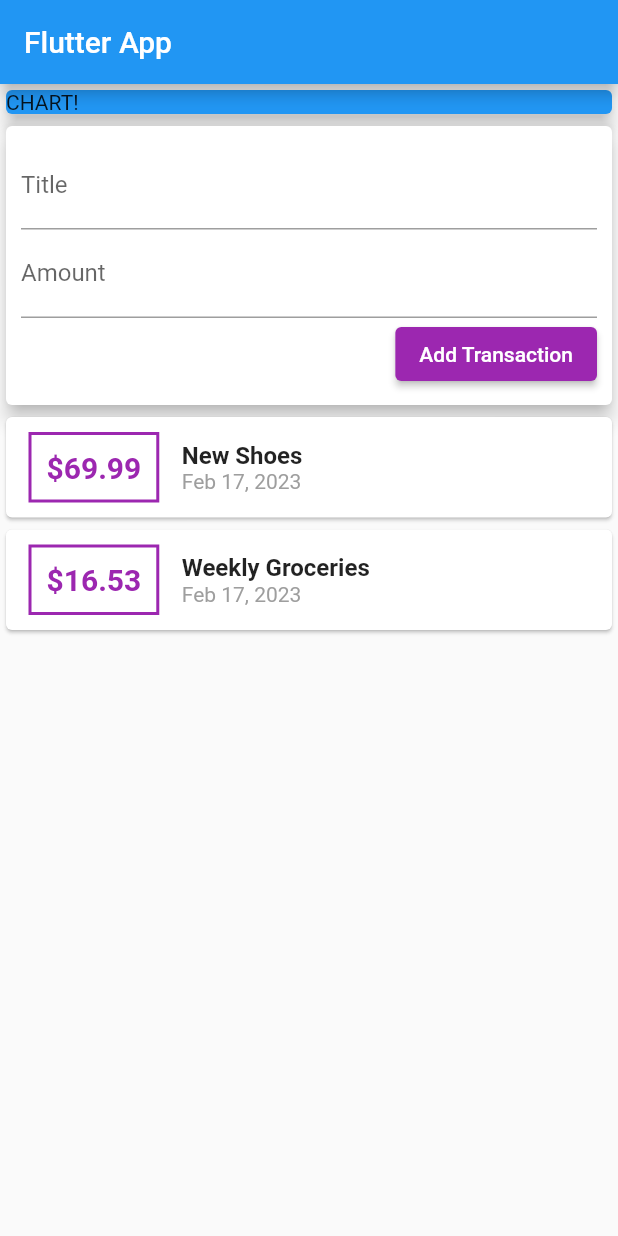
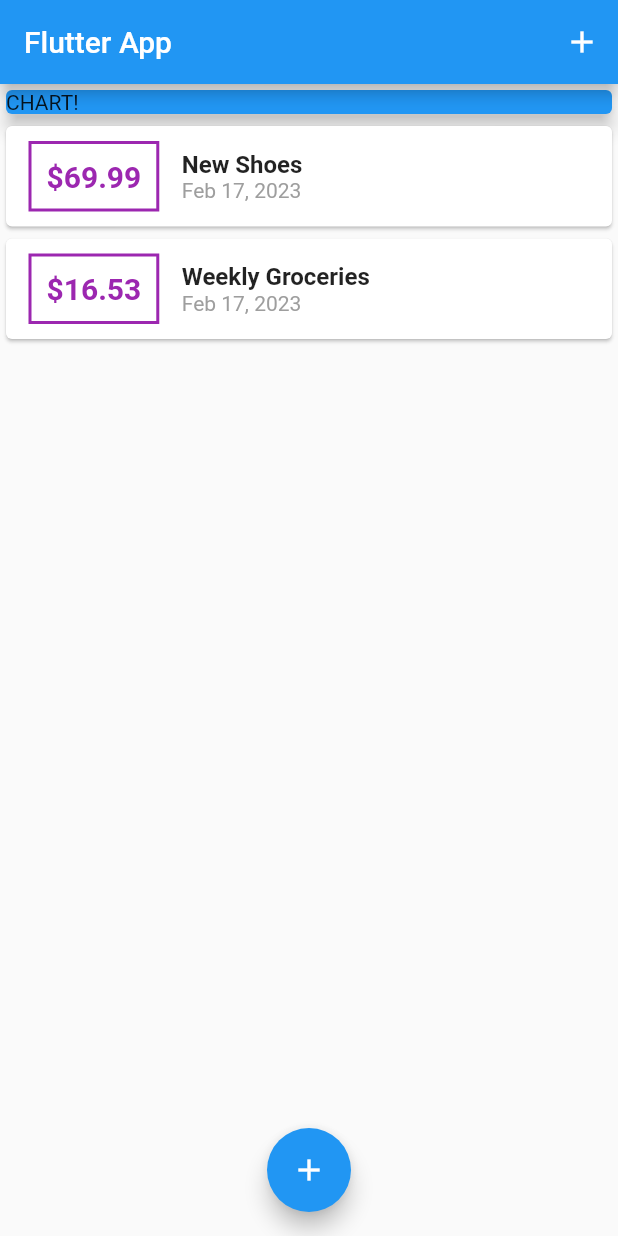
Before and after one commit to kanyshaiosmonova/real_app, a Flutter app: the screen it shows after launch, on a phone screen of 412 x 824 dp. Run offline on Flutter 3.47's test engine with Material 2 defaults, Android fonts, the phone set to English and light mode, and no system bars.

Commit message:
add AppBar button and Floating Icon Button

```diff
--- a/lib/main.dart
+++ b/lib/main.dart
@@ -1,5 +1,8 @@
 import 'package:flutter/material.dart';
-import './widgets/user_transactions.dart';
+
+import './widgets/new_transaction.dart';
+import './widgets/transaction_list.dart';
+import './models/transaction.dart';
 
 void main() => runApp(MyApp());
 
@@ -13,20 +16,69 @@
   }
 }
 
-class MyHomePage extends StatelessWidget {
+class MyHomePage extends StatefulWidget {
   // String titleInput;
   // String amountInput;
+  @override
+  _MyHomePageState createState() => _MyHomePageState();
+}
 
-  final titleController = TextEditingController();
-  final amountController = TextEditingController();
+class _MyHomePageState extends State<MyHomePage> {
+  final List<Transaction> _userTransactions = [
+    Transaction(
+      id: 't1',
+      title: 'New Shoes',
+      amount: 69.99,
+      date: DateTime.now(),
+    ),
+    Transaction(
+      id: 't2',
+      title: 'Weekly Groceries',
+      amount: 16.53,
+      date: DateTime.now(),
+    ),
+  ];
+
+  void _addNewTransaction(String txTitle, double txAmount) {
+    final newTx = Transaction(
+      title: txTitle,
+      amount: txAmount,
+      date: DateTime.now(),
+      id: DateTime.now().toString(),
+    );
+
+    setState(() {
+      _userTransactions.add(newTx);
+    });
+  }
+
+  void _startAddNewTransaction(BuildContext ctx) {
+    showModalBottomSheet(
+      context: ctx,
+      builder: (_) {
+        return GestureDetector(
+          onTap: () {},
+          child: NewTransaction(_addNewTransaction),
+          behavior: HitTestBehavior.opaque,
+        );
+      },
+    );
+  }
 
   @override
   Widget build(BuildContext context) {
     return Scaffold(
       appBar: AppBar(
         title: Text('Flutter App'),
+        actions: <Widget>[
+          IconButton(
+            icon: Icon(Icons.add),
+            onPressed: () => _startAddNewTransaction(context),
           ),
-      body: Column(
+        ],
+      ),
+      body: SingleChildScrollView(
+        child: Column(
           // mainAxisAlignment: MainAxisAlignment.start,
           crossAxisAlignment: CrossAxisAlignment.stretch,
           children: <Widget>[
@@ -38,8 +90,14 @@
                 elevation: 5,
               ),
             ),
-          UserTransactions(),
+            TransactionList(_userTransactions),
           ],
+        ),
+      ),
+      floatingActionButtonLocation: FloatingActionButtonLocation.centerFloat,
+      floatingActionButton: FloatingActionButton(
+        child: Icon(Icons.add),
+        onPressed: () => _startAddNewTransaction(context),
       ),
     );
   }
--- a/lib/widgets/transaction_list.dart
+++ b/lib/widgets/transaction_list.dart
@@ -1,15 +1,19 @@
 import 'package:flutter/material.dart';
 import 'package:intl/intl.dart';
+
 import '../models/transaction.dart';
 
 class TransactionList extends StatelessWidget {
   final List<Transaction> transactions;
 
   TransactionList(this.transactions);
+
   @override
   Widget build(BuildContext context) {
-    return Column(
-      children: transactions.map((tx) {
+    return Container(
+      height: 300,
+      child: ListView.builder(
+        itemBuilder: (ctx, index) {
           return Card(
             child: Row(
               children: <Widget>[
@@ -26,7 +30,7 @@
                   ),
                   padding: EdgeInsets.all(10),
                   child: Text(
-                  '\$${tx.amount}',
+                    '\$${transactions[index].amount.toStringAsFixed(2)}',
                     style: TextStyle(
                       fontWeight: FontWeight.bold,
                       fontSize: 20,
@@ -38,14 +42,14 @@
                   crossAxisAlignment: CrossAxisAlignment.start,
                   children: <Widget>[
                     Text(
-                    tx.title,
+                      transactions[index].title,
                       style: TextStyle(
                         fontSize: 16,
                         fontWeight: FontWeight.bold,
                       ),
                     ),
                     Text(
-                    DateFormat.yMMMd().format(tx.date),
+                      DateFormat.yMMMd().format(transactions[index].date),
                       style: TextStyle(
                         color: Colors.grey,
                       ),
@@ -55,7 +59,9 @@
               ],
             ),
           );
-      }).toList(),
+        },
+        itemCount: transactions.length,
+      ),
     );
   }
 }
--- a/lib/widgets/user_transactions.dart
+++ /dev/null
@@ -1,48 +0,0 @@
-import 'package:flutter/material.dart';
-import './transaction_list.dart';
-import './new_transaction.dart';
-import '../models/transaction.dart';
-
-class UserTransactions extends StatefulWidget {
-  @override
-  _UserTransactionsState createState() => _UserTransactionsState();
-}
-
-class _UserTransactionsState extends State<UserTransactions> {
-  final List<Transaction> _userTransactions = [
-    Transaction(
-      id: 't1',
-      title: 'New Shoes',
-      amount: 69.99,
-      date: DateTime.now(),
-    ),
-    Transaction(
-      id: 't2',
-      title: 'Weekly Groceries',
-      amount: 16.53,
-      date: DateTime.now(),
-    ),
-  ];
-  void _addNewTransaction(String txTitle, double txAmount) {
-    final newTx = Transaction(
-      title: txTitle,
-      amount: txAmount,
-      date: DateTime.now(),
-      id: DateTime.now().toString(),
-    );
-
-    setState(() {
-      _userTransactions.add(newTx);
-    });
-  }
-
-  @override
-  Widget build(BuildContext context) {
-    return Column(
-      children: <Widget>[
-        NewTransaction(_addNewTransaction),
-        TransactionList(_userTransactions),
-      ],
-    );
-  }
-}
```
Also changed, not shown: lib/widgets/new_transaction.dart (+18 -6 lines), 1 other file. Lines whose indentation alone changed are shown as unchanged.
